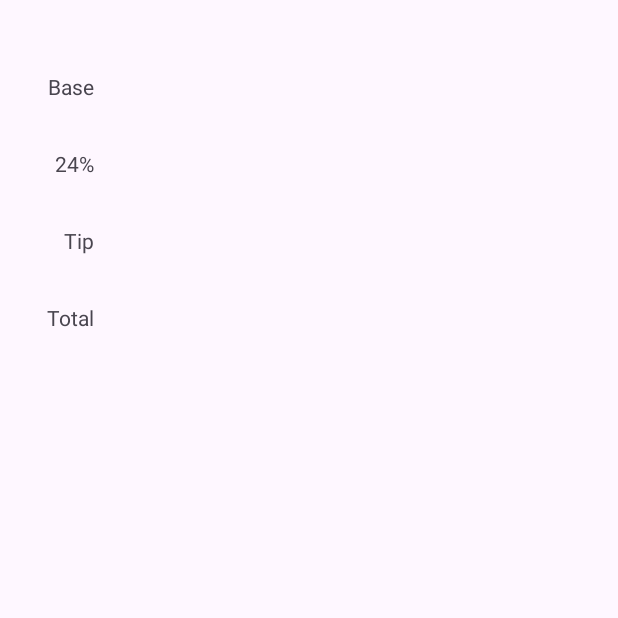
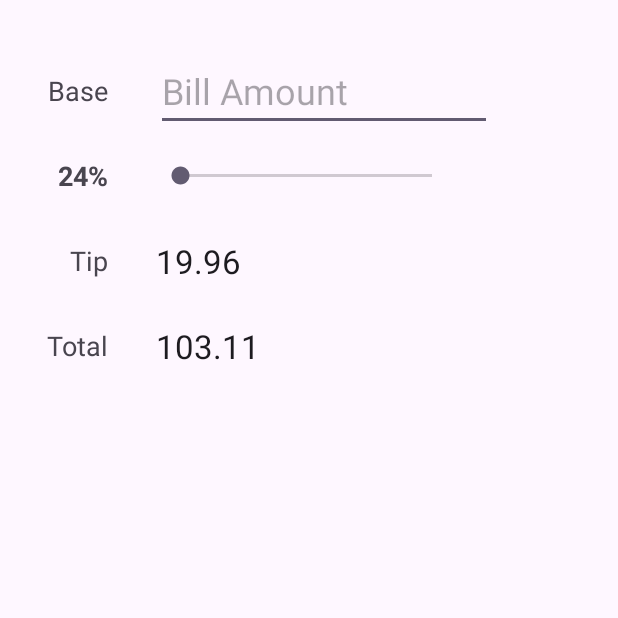
Before and after one commit to g0nnz0/FirstAndroidApp, an Android app: the screen it shows after launch (MainActivity), on a phone screen of 412 x 824 dp, the top half of it. Before the commit the part shown is almost empty. Run offline under Robolectric (Android 15) with nearby library versions, the phone set to English and light mode, and no system bars.

Commit message:
feat(ui); add 1 editText 1 seekBar and 2 textView, configure their constraints

```diff
--- a/app/src/main/res/layout/activity_main.xml
+++ b/app/src/main/res/layout/activity_main.xml
@@ -13,6 +13,7 @@
         android:layout_marginStart="32dp"
         android:layout_marginTop="48dp"
         android:text="Base"
+        android:textAppearance="@style/TextAppearance.AppCompat.Medium"
         app:layout_constraintStart_toStartOf="parent"
         app:layout_constraintTop_toTopOf="parent" />
 
@@ -22,9 +23,10 @@
         android:layout_height="wrap_content"
         android:layout_marginTop="32dp"
         android:text="24%"
-        app:layout_constraintTop_toBottomOf="@+id/tvBaseLabel"
+        android:textAppearance="@style/TextAppearance.AppCompat.Medium"
+        android:textStyle="bold"
         app:layout_constraintEnd_toEndOf="@+id/tvBaseLabel"
-        tools:layout_editor_absoluteX="35dp" />
+        app:layout_constraintTop_toBottomOf="@+id/tvBaseLabel" />
 
     <TextView
         android:id="@+id/tvTipLabel"
@@ -32,9 +34,9 @@
         android:layout_height="wrap_content"
         android:layout_marginTop="32dp"
         android:text="Tip"
-        app:layout_constraintTop_toBottomOf="@+id/tvTipPercentLabel"
+        android:textAppearance="@style/TextAppearance.AppCompat.Medium"
         app:layout_constraintEnd_toEndOf="@+id/tvBaseLabel"
-        tools:layout_editor_absoluteX="33dp" />
+        app:layout_constraintTop_toBottomOf="@+id/tvTipPercentLabel" />
 
     <TextView
         android:id="@+id/tvTotalLabel"
@@ -42,7 +44,49 @@
         android:layout_height="wrap_content"
         android:layout_marginTop="32dp"
         android:text="Total"
-        app:layout_constraintTop_toBottomOf="@+id/tvTipLabel"
+        android:textAppearance="@style/TextAppearance.AppCompat.Medium"
         app:layout_constraintEnd_toEndOf="@+id/tvBaseLabel"
-        tools:layout_editor_absoluteX="37dp" />
+        app:layout_constraintTop_toBottomOf="@+id/tvTipLabel" />
+
+    <EditText
+        android:id="@+id/etBaseAmount"
+        android:layout_width="wrap_content"
+        android:layout_height="wrap_content"
+        android:layout_marginStart="32dp"
+        android:ems="8"
+        android:hint="Bill Amount"
+        android:inputType="numberDecimal"
+        android:textSize="24sp"
+        app:layout_constraintBottom_toBottomOf="@id/tvBaseLabel"
+        app:layout_constraintStart_toEndOf="@+id/tvBaseLabel"
+        app:layout_constraintTop_toTopOf="@id/tvBaseLabel" />
+
+    <SeekBar
+        android:id="@+id/seekBarTip"
+        android:layout_width="200dp"
+        android:layout_height="wrap_content"
+        android:max="30"
+        app:layout_constraintBottom_toBottomOf="@+id/tvTipPercentLabel"
+        app:layout_constraintStart_toStartOf="@+id/etBaseAmount"
+        app:layout_constraintTop_toTopOf="@+id/tvTipPercentLabel" />
+
+    <TextView
+        android:id="@+id/tvTipAmount"
+        android:layout_width="wrap_content"
+        android:layout_height="wrap_content"
+        android:text="19.96"
+        android:textAppearance="@style/TextAppearance.AppCompat.Large"
+        app:layout_constraintBottom_toBottomOf="@+id/tvTipLabel"
+        app:layout_constraintStart_toStartOf="@+id/seekBarTip"
+        app:layout_constraintTop_toTopOf="@+id/tvTipLabel" />
+
+    <TextView
+        android:id="@+id/tvTotalAmount"
+        android:layout_width="wrap_content"
+        android:layout_height="wrap_content"
+        android:text="103.11"
+        android:textAppearance="@style/TextAppearance.AppCompat.Large"
+        app:layout_constraintBottom_toBottomOf="@+id/tvTotalLabel"
+        app:layout_constraintStart_toStartOf="@+id/tvTipAmount"
+        app:layout_constraintTop_toTopOf="@+id/tvTotalLabel" />
 </androidx.constraintlayout.widget.ConstraintLayout>
```
